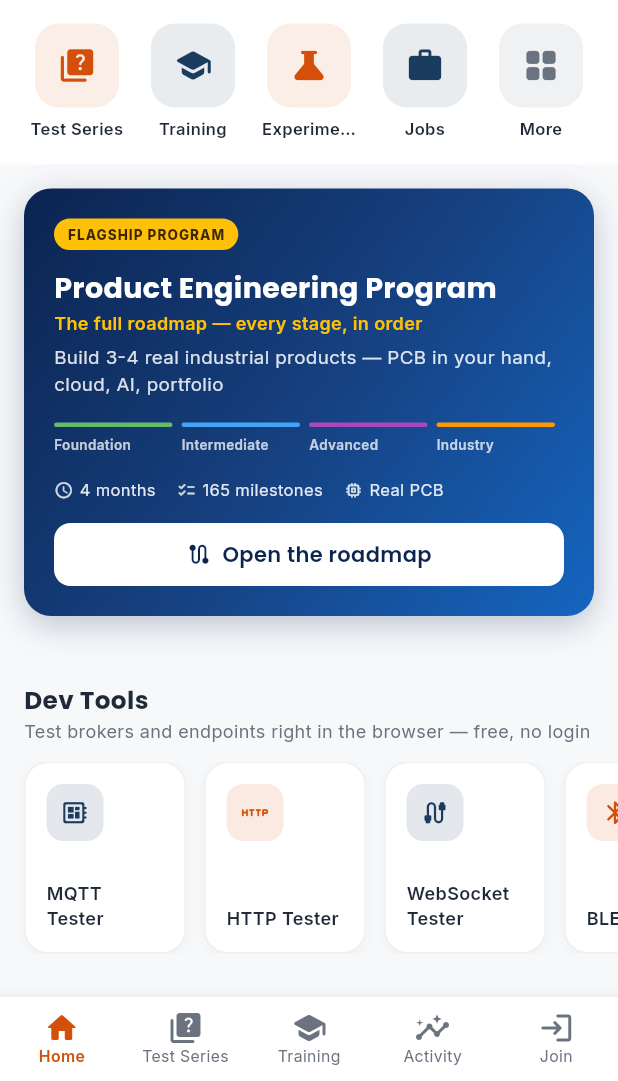
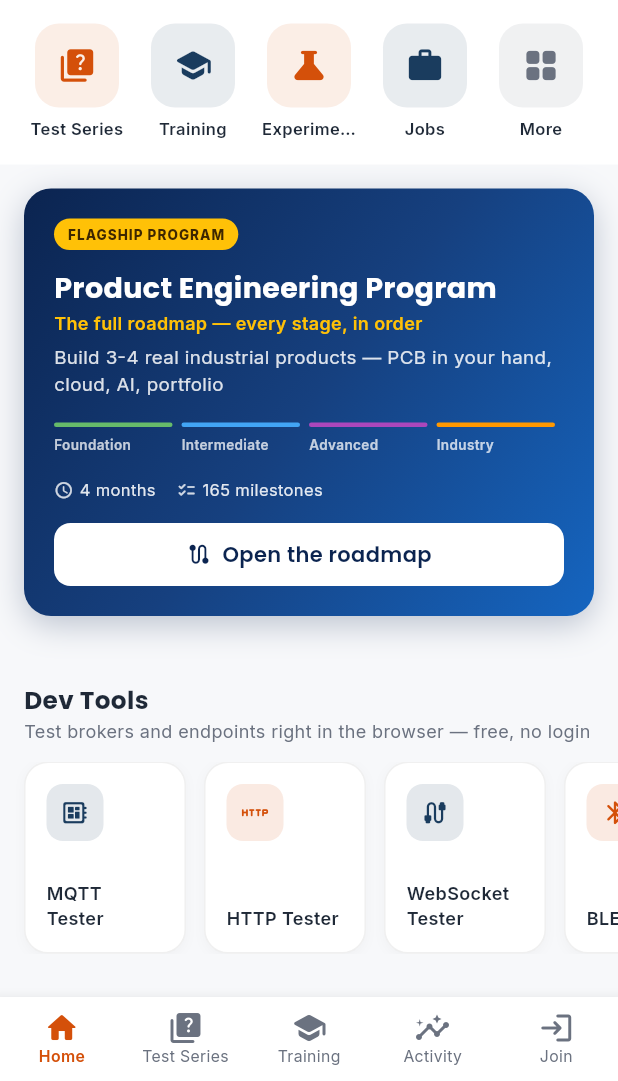
Before and after one commit to altrobyte/altrobytelabapp, a Flutter app: the screen it shows after launch, on a phone screen of 412 x 824 dp, the part 155-1236 px from its top. Run offline on Flutter 3.47's test engine with Material 3 defaults, Android fonts, the phone set to English and light mode, and no system bars; our stand-ins replace csv, data_table_2, file_picker, firebase_auth, firebase_core, fl_chart and 10 more; missing offline and left inert: dart:html, dart:js_interop, dart:ui_web, mobile_scanner, mqtt_client, spreadsheet_decoder; accounts and stored records are empty; network calls fail.

Commit message:
fix: white-on-white app bars hid every title and action button
The app theme paints AppBar foreground white, for the dark blue bars
used everywhere else. Every screen I added today set a white background
without overriding that, so the title and every action icon were drawn
white on white — present and tappable, but invisible. On the roadmap
that meant the share button simply was not there as far as anyone could
tell.

Seven app bars across six screens: roadmap, showcase album and detail,
CRM, curriculum, stories admin and WhatsApp messages.

Also drops "Real PCB" from the programme card facts.

Co-Authored-By: Claude Opus 5 <noreply@anthropic.com>

```diff
--- a/lib/screens/admin/crm_screen.dart
+++ b/lib/screens/admin/crm_screen.dart
@@ -87,6 +87,9 @@ class _CrmScreenState extends State<CrmScreen> {
       backgroundColor: AppColors.background,
       appBar: AppBar(
         backgroundColor: Colors.white,
+        // The theme paints AppBar foreground white for the dark bars used
+        // elsewhere; on a white bar that hides the title and every action.
+        foregroundColor: AppColors.textPrimary,
         elevation: 0,
         title: Text('CRM',
             style: GoogleFonts.poppins(fontWeight: FontWeight.w600, fontSize: 17)),
--- a/lib/screens/admin/roadmap_admin_screen.dart
+++ b/lib/screens/admin/roadmap_admin_screen.dart
@@ -203,6 +203,9 @@ class _RoadmapAdminScreenState extends State<RoadmapAdminScreen> {
       backgroundColor: AppColors.background,
       appBar: AppBar(
         backgroundColor: Colors.white,
+        // The theme paints AppBar foreground white for the dark bars used
+        // elsewhere; on a white bar that hides the title and every action.
+        foregroundColor: AppColors.textPrimary,
         elevation: 0,
         title: Text('Curriculum',
             style: GoogleFonts.poppins(fontWeight: FontWeight.w600, fontSize: 17)),
--- a/lib/screens/admin/showcase_admin_screen.dart
+++ b/lib/screens/admin/showcase_admin_screen.dart
@@ -105,6 +105,9 @@ class _ShowcaseAdminScreenState extends State<ShowcaseAdminScreen>
       backgroundColor: AppColors.background,
       appBar: AppBar(
         backgroundColor: Colors.white,
+        // The theme paints AppBar foreground white for the dark bars used
+        // elsewhere; on a white bar that hides the title and every action.
+        foregroundColor: AppColors.textPrimary,
         elevation: 0,
         title: Text('Stories & Lab Setups',
             style: GoogleFonts.poppins(fontWeight: FontWeight.w600, fontSize: 17)),
--- a/lib/screens/admin/wa_messages_screen.dart
+++ b/lib/screens/admin/wa_messages_screen.dart
@@ -53,6 +53,9 @@ class _WaMessagesScreenState extends State<WaMessagesScreen>
       backgroundColor: AppColors.background,
       appBar: AppBar(
         backgroundColor: Colors.white,
+        // The theme paints AppBar foreground white for the dark bars used
+        // elsewhere; on a white bar that hides the title and every action.
+        foregroundColor: AppColors.textPrimary,
         elevation: 0,
         title: Text('WhatsApp messages',
             style: GoogleFonts.poppins(fontWeight: FontWeight.w600, fontSize: 17)),
--- a/lib/screens/student/roadmap_screen.dart
+++ b/lib/screens/student/roadmap_screen.dart
@@ -153,6 +153,9 @@ class _RoadmapScreenState extends State<RoadmapScreen> {
         title: Text(r?['title'] as String? ?? 'Roadmap',
             style: GoogleFonts.poppins(fontWeight: FontWeight.w600, fontSize: 17)),
         backgroundColor: Colors.white,
+        // The theme paints AppBar foreground white for the dark bars used
+        // elsewhere; on a white bar that hides the title and every action.
+        foregroundColor: AppColors.textPrimary,
         elevation: 0,
         actions: [
           if (r != null)
--- a/lib/screens/student/showcase_screens.dart
+++ b/lib/screens/student/showcase_screens.dart
@@ -53,6 +53,9 @@ class _ShowcaseAlbumScreenState extends State<ShowcaseAlbumScreen> {
       backgroundColor: AppColors.background,
       appBar: AppBar(
         backgroundColor: Colors.white,
+        // The theme paints AppBar foreground white for the dark bars used
+        // elsewhere; on a white bar that hides the title and every action.
+        foregroundColor: AppColors.textPrimary,
         elevation: 0,
         title: Text(_isLab ? 'Lab Setups' : 'Top Stories',
             style: GoogleFonts.poppins(fontWeight: FontWeight.w600, fontSize: 17)),
@@ -218,6 +221,9 @@ class _ShowcaseDetailScreenState extends State<ShowcaseDetailScreen> {
       backgroundColor: AppColors.background,
       appBar: AppBar(
         backgroundColor: Colors.white,
+        // The theme paints AppBar foreground white for the dark bars used
+        // elsewhere; on a white bar that hides the title and every action.
+        foregroundColor: AppColors.textPrimary,
         elevation: 0,
         title: Text(_item['title'] as String? ?? '',
             maxLines: 1,
--- a/lib/screens/student/student_home_screen.dart
+++ b/lib/screens/student/student_home_screen.dart
@@ -3017,7 +3017,6 @@ class _RoadmapCard extends StatelessWidget {
                       _MiniFact(icon: Icons.schedule_rounded, label: '4 months'),
                       _MiniFact(
                           icon: Icons.checklist_rounded, label: '165 milestones'),
-                      _MiniFact(icon: Icons.memory_rounded, label: 'Real PCB'),
                       if (startLabel.isNotEmpty)
                         _MiniFact(
                             icon: Icons.event_available_rounded,
```
